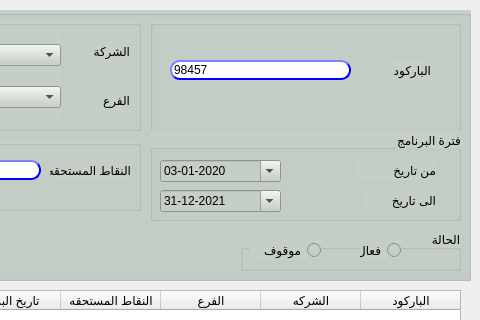
First picture: the form in presentation/loyalty_ui/createModifyReedemItem.ui, repository shymaa123456/HyperPOS2020, before the edit; both pictures show x 310 to 790 and y 0 to 320 of the 790 by 571 pixel window.
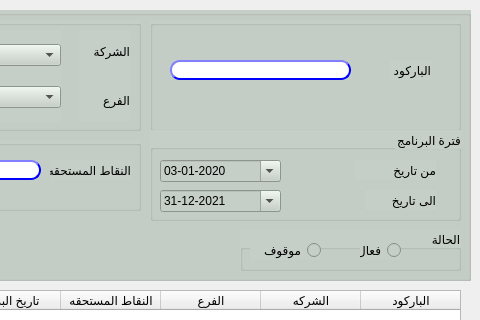
Second picture: the form after the edit.

Diff of the .ui file:
```diff
--- a/presentation/loyalty_ui/createModifyReedemItem.ui
+++ b/presentation/loyalty_ui/createModifyReedemItem.ui
@@ -206,7 +206,7 @@
                                     </string>
      </property>
      <property name="text">
-      <string>98457</string>
+      <string/>
      </property>
     </widget>
    </widget>
```
